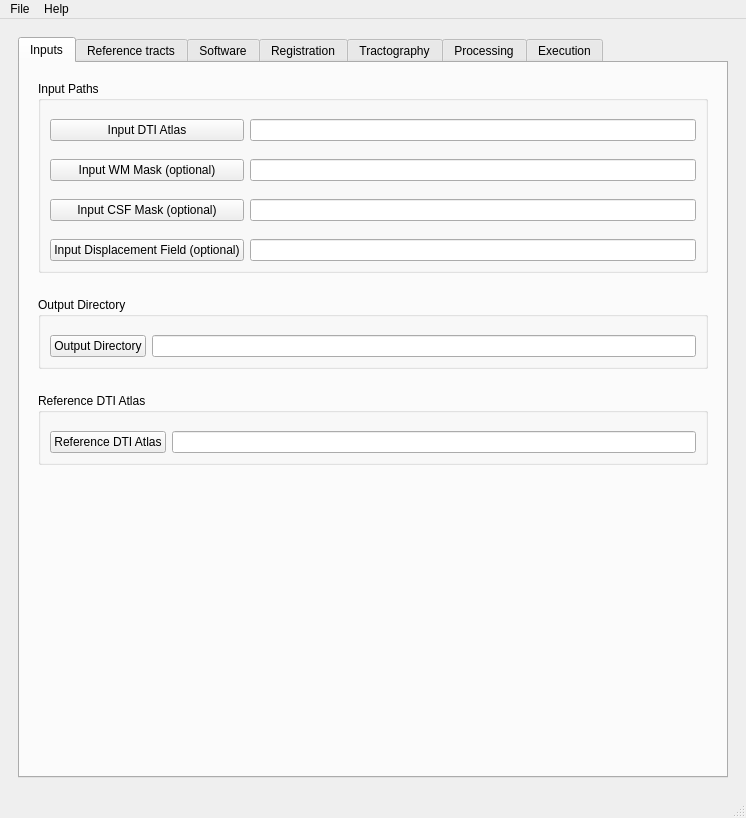
Qt form src/AutoTract.ui (NIRALUser/AutoTract) before a commit.
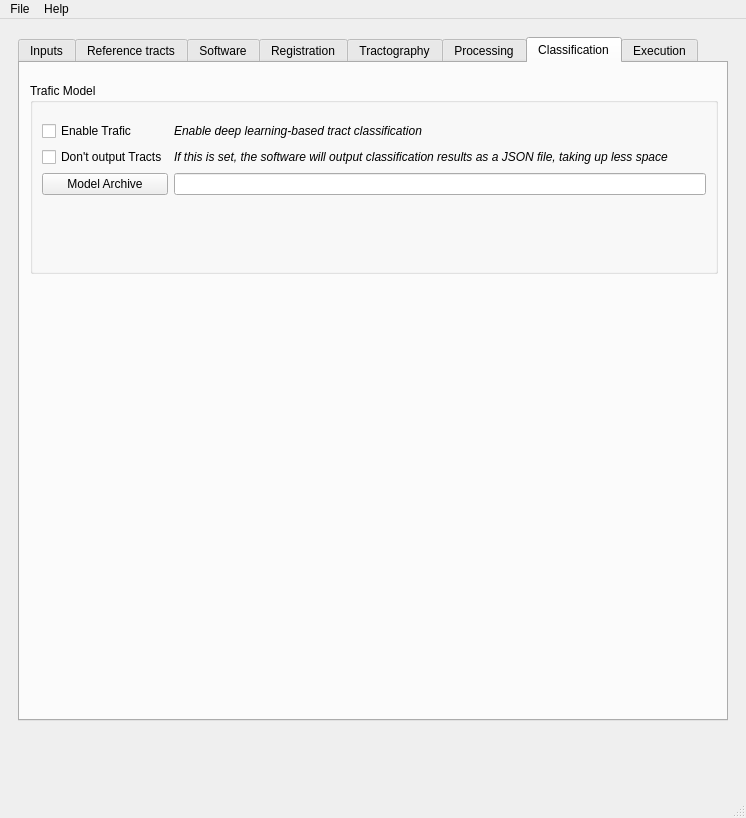
The same form after that commit. Icons and pictures are not drawn.

Commit message: ENH: Updated GUI and added resource files for Trafic Classification

The edit to the form file:
```diff
--- a/src/AutoTract.ui
+++ b/src/AutoTract.ui
@@ -23,8 +23,11 @@
     </property>
     <item row="2" column="0">
      <widget class="QTabWidget" name="tabWidget">
+      <property name="enabled">
+       <bool>true</bool>
+      </property>
       <property name="currentIndex">
-       <number>0</number>
+       <number>6</number>
       </property>
       <widget class="QWidget" name="inputs_tab">
        <attribute name="title">
@@ -1473,6 +1476,102 @@
         </item>
        </layout>
       </widget>
+      <widget class="QWidget" name="classification_tab">
+       <attribute name="title">
+        <string>Classification</string>
+       </attribute>
+       <widget class="QWidget" name="tracts_dir_widget_2" native="true">
+        <property name="geometry">
+         <rect>
+          <x>10</x>
+          <y>20</y>
+          <width>688</width>
+          <height>191</height>
+         </rect>
+        </property>
+        <layout class="QHBoxLayout" name="horizontalLayout_12">
+         <item>
+          <widget class="QGroupBox" name="trafic_config_groupBox">
+           <property name="title">
+            <string>Trafic Model</string>
+           </property>
+           <layout class="QGridLayout" name="gridLayout_12">
+            <property name="topMargin">
+             <number>18</number>
+            </property>
+            <item row="0" column="1">
+             <widget class="QLabel" name="enable_trafic_descr_label">
+              <property name="font">
+               <font>
+                <italic>true</italic>
+               </font>
+              </property>
+              <property name="text">
+               <string>Enable deep learning-based tract classification</string>
+              </property>
+             </widget>
+            </item>
+            <item row="4" column="0">
+             <widget class="QPushButton" name="trafic_model_dir_pushButton">
+              <property name="text">
+               <string>Model Archive</string>
+              </property>
+             </widget>
+            </item>
+            <item row="0" column="0">
+             <widget class="QCheckBox" name="para_enable_trafic_checkBox">
+              <property name="text">
+               <string>Enable Trafic</string>
+              </property>
+             </widget>
+            </item>
+            <item row="3" column="0">
+             <widget class="QCheckBox" name="para_no_tract_output_trafic_checkBox">
+              <property name="text">
+               <string>Don't output Tracts</string>
+              </property>
+             </widget>
+            </item>
+            <item row="4" column="1">
+             <widget class="QLineEdit" name="para_trafic_model_dir_lineEdit"/>
+            </item>
+            <item row="3" column="1">
+             <widget class="QLabel" name="no_tract_output_trafic_descr_label">
+              <property name="font">
+               <font>
+                <italic>true</italic>
+               </font>
+              </property>
+              <property name="text">
+               <string>If this is set, the software will output classification results as a JSON file, taking up less space</string>
+              </property>
+              <property name="scaledContents">
+               <bool>false</bool>
+              </property>
+              <property name="wordWrap">
+               <bool>true</bool>
+              </property>
+             </widget>
+            </item>
+            <item row="5" column="1">
+             <spacer name="verticalSpacer_10">
+              <property name="orientation">
+               <enum>Qt::Vertical</enum>
+              </property>
+              <property name="sizeHint" stdset="0">
+               <size>
+                <width>698</width>
+                <height>40</height>
+               </size>
+              </property>
+             </spacer>
+            </item>
+           </layout>
+          </widget>
+         </item>
+        </layout>
+       </widget>
+      </widget>
       <widget class="QWidget" name="Execution_tab">
        <attribute name="title">
         <string>Execution</string>
@@ -1833,6 +1932,19 @@
       </widget>
      </widget>
     </item>
+    <item row="3" column="0">
+     <spacer name="verticalSpacer_9">
+      <property name="orientation">
+       <enum>Qt::Vertical</enum>
+      </property>
+      <property name="sizeHint" stdset="0">
+       <size>
+        <width>368</width>
+        <height>69</height>
+       </size>
+      </property>
+     </spacer>
+    </item>
    </layout>
   </widget>
   <widget class="QMenuBar" name="menubar">
```
Left out of the diff: 78 changed lines with no effect on the pictures. The commit also changes 3 other files.
